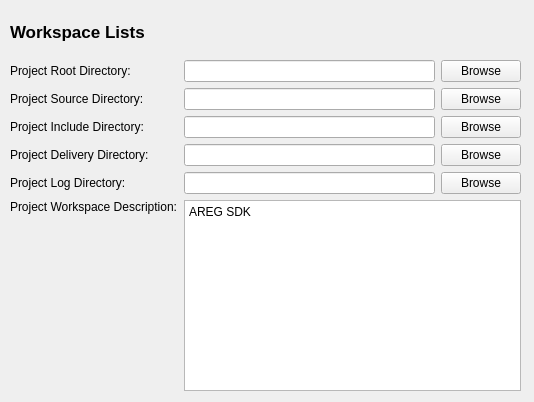
Old version of the form sources/lusan/view/common/ui/OptionPageProjectDirs.ui in the repository aregtech/areg-sdk-tools.
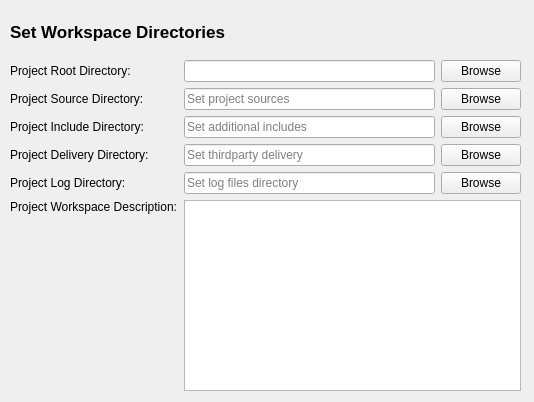
New version of the form.

Commit message: Implemented workspace setup dialog to display when create new workspace.

```diff
--- a/sources/lusan/view/common/ui/OptionPageProjectDirs.ui
+++ b/sources/lusan/view/common/ui/OptionPageProjectDirs.ui
@@ -41,7 +41,7 @@
     </font>
    </property>
    <property name="text">
-    <string>Workspace Lists</string>
+    <string>Set Workspace Directories</string>
    </property>
   </widget>
   <widget class="QWidget" name="layoutWidget">
@@ -62,7 +62,11 @@
      </widget>
     </item>
     <item row="1" column="2">
-     <widget class="QLineEdit" name="sourceDirEdit"/>
+     <widget class="QLineEdit" name="sourceDirEdit">
+      <property name="placeholderText">
+       <string>Set project sources</string>
+      </property>
+     </widget>
     </item>
     <item row="0" column="2">
      <widget class="QLineEdit" name="rootDirEdit"/>
@@ -96,12 +100,19 @@
      </widget>
     </item>
     <item row="2" column="2">
-     <widget class="QLineEdit" name="includeDirEdit"/>
+     <widget class="QLineEdit" name="includeDirEdit">
+      <property name="placeholderText">
+       <string>Set additional includes</string>
+      </property>
+     </widget>
     </item>
     <item row="5" column="2" colspan="3">
      <widget class="QPlainTextEdit" name="workspaceEdit">
       <property name="plainText">
-       <string>AREG SDK</string>
+       <string/>
+      </property>
+      <property name="placeholderText">
+       <string>Make description of workspace here</string>
       </property>
      </widget>
     </item>
@@ -137,10 +148,18 @@
      </widget>
     </item>
     <item row="3" column="2">
-     <widget class="QLineEdit" name="deliveryDirEdit"/>
+     <widget class="QLineEdit" name="deliveryDirEdit">
+      <property name="placeholderText">
+       <string>Set thirdparty delivery</string>
+      </property>
+     </widget>
     </item>
     <item row="4" column="2">
-     <widget class="QLineEdit" name="logDirEdit"/>
+     <widget class="QLineEdit" name="logDirEdit">
+      <property name="placeholderText">
+       <string>Set log files directory</string>
+      </property>
+     </widget>
     </item>
     <item row="4" column="3" colspan="2">
      <widget class="QPushButton" name="logDirBrowseBtn">
```
The commit also changes 19 other files.
